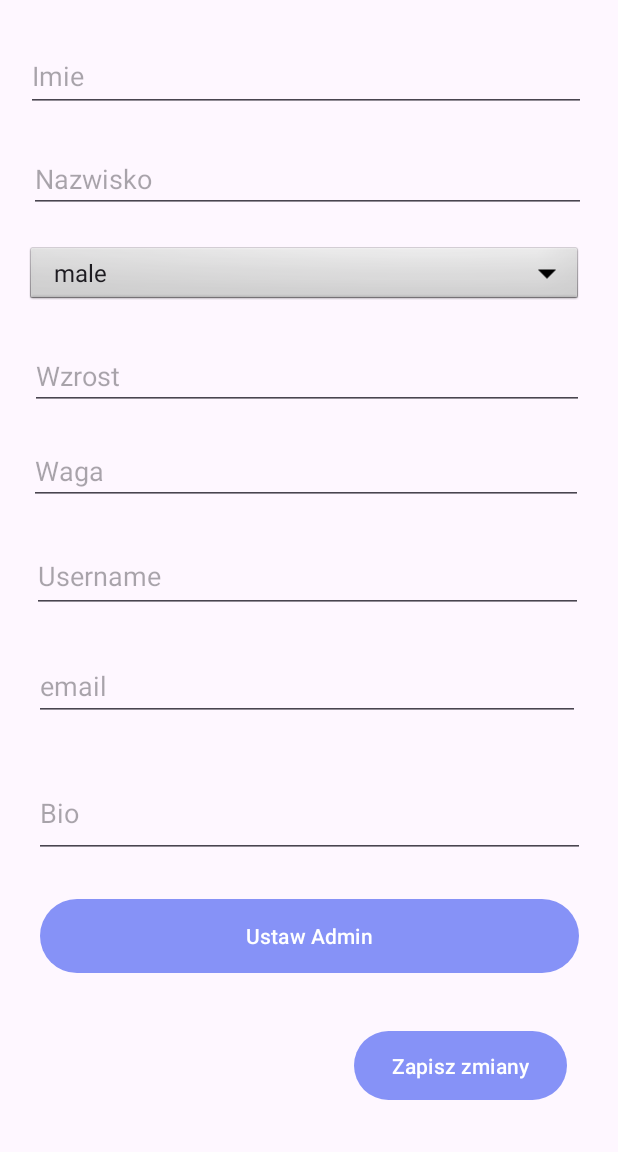
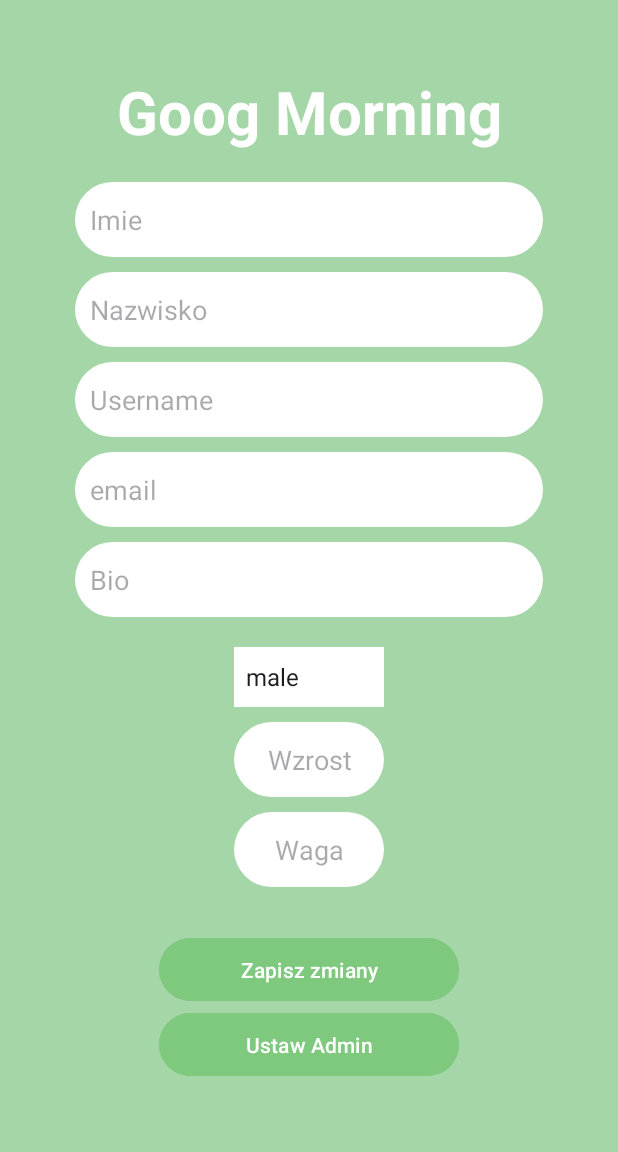
Before and after one commit to 38039/Healthy-Mornings-Android, an Android app: the fragment AccountEditFragment placed in its activity, on a phone screen of 412 x 824 dp, the part 84-1236 px from its top. Run offline under Robolectric (Android 15) with nearby library versions, the phone set to English and light mode, and no system bars.

Commit message:
zmiana activity account edit

```diff
--- a/app/src/main/res/layout/activity_user_account_edit.xml
+++ b/app/src/main/res/layout/activity_user_account_edit.xml
@@ -3,138 +3,131 @@
     xmlns:app="http://schemas.android.com/apk/res-auto"
     xmlns:tools="http://schemas.android.com/tools"
     android:layout_width="match_parent"
-    android:layout_height="match_parent">
+    android:layout_height="match_parent"
+    android:background="@color/object">
+
+    <LinearLayout
+        android:layout_width="match_parent"
+        android:layout_height="match_parent"
+        android:gravity="center"
+        android:orientation="vertical"
+        android:padding="50dp"
+        app:layout_constraintBottom_toBottomOf="parent"
+        app:layout_constraintStart_toStartOf="parent"
+        app:layout_constraintTop_toTopOf="parent">
+
+        <TextView
+            android:id="@+id/textView"
+            android:layout_width="match_parent"
+            android:layout_height="wrap_content"
+            android:layout_marginBottom="20dp"
+            android:gravity="center"
+            android:text="Goog Morning"
+            android:textColor="@color/words"
+            android:textSize="40sp"
+            android:textStyle="bold" />
 
         <EditText
             android:id="@+id/NameTextView"
-        android:layout_width="373dp"
-        android:layout_height="47dp"
-        android:ems="10"
+            android:layout_width="match_parent"
+            android:layout_height="50dp"
+            android:background="@drawable/rounded"
+            android:backgroundTint="@color/words"
             android:hint="Imie"
             android:inputType="text"
-        app:layout_constraintBottom_toBottomOf="parent"
-        app:layout_constraintEnd_toEndOf="parent"
-        app:layout_constraintHorizontal_bias="0.447"
-        app:layout_constraintStart_toStartOf="parent"
-        app:layout_constraintTop_toTopOf="parent"
-        app:layout_constraintVertical_bias="0.038" />
+            android:padding="10dp" />
 
         <EditText
             android:id="@+id/SurnameTextView"
-        android:layout_width="371dp"
-        android:layout_height="44dp"
-        android:ems="10"
+            android:layout_width="match_parent"
+            android:layout_height="50dp"
+            android:layout_marginTop="10dp"
+            android:background="@drawable/rounded"
+            android:backgroundTint="@color/words"
             android:hint="Nazwisko"
             android:inputType="text"
-        app:layout_constraintBottom_toBottomOf="parent"
-        app:layout_constraintEnd_toEndOf="parent"
-        app:layout_constraintHorizontal_bias="0.475"
-        app:layout_constraintStart_toStartOf="parent"
-        app:layout_constraintTop_toTopOf="parent"
-        app:layout_constraintVertical_bias="0.135" />
+            android:padding="10dp" />
+
+        <EditText
+            android:id="@+id/UsernameTextView"
+            android:layout_width="match_parent"
+            android:layout_height="50dp"
+            android:layout_marginTop="10dp"
+            android:background="@drawable/rounded"
+            android:backgroundTint="@color/words"
+            android:hint="Username"
+            android:inputType="text"
+            android:padding="10dp" />
+
+        <EditText
+            android:id="@+id/EmailTextView"
+            android:layout_width="match_parent"
+            android:layout_height="50dp"
+            android:layout_marginTop="10dp"
+            android:background="@drawable/rounded"
+            android:backgroundTint="@color/words"
+            android:hint="email"
+            android:inputType="text"
+            android:padding="10dp" />
+
+        <EditText
+            android:id="@+id/BioTextView"
+            android:layout_width="match_parent"
+            android:layout_height="50dp"
+            android:layout_marginTop="10dp"
+            android:background="@drawable/rounded"
+            android:backgroundTint="@color/words"
+            android:hint="Bio"
+            android:inputType="text"
+            android:padding="10dp" />
 
         <Spinner
             android:id="@+id/GenderSpinner"
-        android:layout_width="371dp"
-        android:layout_height="42dp"
-        android:background="@android:drawable/btn_dropdown"
-        android:spinnerMode="dropdown"
-        app:layout_constraintBottom_toBottomOf="parent"
-        app:layout_constraintEnd_toEndOf="parent"
-        app:layout_constraintHorizontal_bias="0.425"
-        app:layout_constraintStart_toStartOf="parent"
-        app:layout_constraintTop_toTopOf="parent"
-        app:layout_constraintVertical_bias="0.224" />
+            android:layout_width="100dp"
+            android:layout_height="40dp"
+            android:layout_marginTop="20dp"
+            android:background="@color/background"
+            android:gravity="center"
+            android:spinnerMode="dropdown" />
 
         <EditText
             android:id="@+id/HeightEditText"
-        android:layout_width="369dp"
-        android:layout_height="44dp"
-        android:ems="10"
+            android:layout_width="100dp"
+            android:layout_height="50dp"
+            android:layout_marginTop="10dp"
+            android:background="@drawable/rounded"
+            android:backgroundTint="@color/words"
+            android:gravity="center"
             android:hint="Wzrost"
             android:inputType="numberSigned"
-        app:layout_constraintBottom_toBottomOf="parent"
-        app:layout_constraintEnd_toEndOf="parent"
-        app:layout_constraintHorizontal_bias="0.476"
-        app:layout_constraintStart_toStartOf="parent"
-        app:layout_constraintTop_toTopOf="parent"
-        app:layout_constraintVertical_bias="0.317" />
+            android:padding="10dp" />
 
         <EditText
             android:id="@+id/WeightEditText"
-        android:layout_width="369dp"
-        android:layout_height="44dp"
-        android:ems="10"
+            android:layout_width="100dp"
+            android:layout_height="50dp"
+            android:layout_marginTop="10dp"
+            android:background="@drawable/rounded"
+            android:backgroundTint="@color/words"
+            android:gravity="center"
             android:hint="Waga"
             android:inputType="numberSigned"
-        app:layout_constraintBottom_toBottomOf="parent"
-        app:layout_constraintEnd_toEndOf="parent"
-        app:layout_constraintHorizontal_bias="0.452"
-        app:layout_constraintStart_toStartOf="parent"
-        app:layout_constraintTop_toTopOf="parent"
-        app:layout_constraintVertical_bias="0.404" />
-
-    <EditText
-        android:id="@+id/UsernameTextView"
-        android:layout_width="367dp"
-        android:layout_height="49dp"
-        android:ems="10"
-        android:hint="Username"
-        android:inputType="text"
-        app:layout_constraintBottom_toBottomOf="parent"
-        app:layout_constraintEnd_toEndOf="parent"
-        app:layout_constraintHorizontal_bias="0.477"
-        app:layout_constraintStart_toStartOf="parent"
-        app:layout_constraintTop_toTopOf="parent" />
-
-    <EditText
-        android:id="@+id/EmailTextView"
-        android:layout_width="364dp"
-        android:layout_height="46dp"
-        android:ems="10"
-        android:hint="email"
-        android:inputType="text"
-        app:layout_constraintBottom_toBottomOf="parent"
-        app:layout_constraintEnd_toEndOf="parent"
-        app:layout_constraintHorizontal_bias="0.468"
-        app:layout_constraintStart_toStartOf="parent"
-        app:layout_constraintTop_toTopOf="parent"
-        app:layout_constraintVertical_bias="0.602" />
-
-    <EditText
-        android:id="@+id/BioTextView"
-        android:layout_width="367dp"
-        android:layout_height="59dp"
-        android:ems="10"
-        android:hint="Bio"
-        android:inputType="text"
-        app:layout_constraintBottom_toBottomOf="parent"
-        app:layout_constraintEnd_toEndOf="parent"
-        app:layout_constraintStart_toStartOf="parent"
-        app:layout_constraintTop_toTopOf="parent"
-        app:layout_constraintVertical_bias="0.723" />
+            android:padding="10dp" />
 
         <Button
             android:id="@+id/SaveChangesButton"
-        android:layout_width="142dp"
-        android:layout_height="54dp"
-        android:text="Zapisz zmiany"
-        app:layout_constraintBottom_toBottomOf="parent"
-        app:layout_constraintEnd_toEndOf="parent"
-        app:layout_constraintHorizontal_bias="0.873"
-        app:layout_constraintStart_toStartOf="parent"
-        app:layout_constraintTop_toTopOf="parent"
-        app:layout_constraintVertical_bias="0.957" />
+            android:layout_width="200dp"
+            android:layout_height="50dp"
+            android:layout_marginTop="30dp"
+            android:backgroundTint="@color/button"
+            android:text="Zapisz zmiany" />
 
         <Button
             android:id="@+id/SetAdminButton"
-        android:layout_width="359dp"
-        android:layout_height="57dp"
-        android:text="Ustaw Admin"
-        app:layout_constraintBottom_toBottomOf="parent"
-        app:layout_constraintEnd_toEndOf="parent"
-        app:layout_constraintStart_toStartOf="parent"
-        app:layout_constraintTop_toTopOf="parent"
-        app:layout_constraintVertical_bias="0.838" />
+            android:layout_width="200dp"
+            android:layout_height="50dp"
+            android:backgroundTint="@color/button"
+            android:text="Ustaw Admin" />
+    </LinearLayout>
 
 </androidx.constraintlayout.widget.ConstraintLayout>
```
Lines whose indentation alone changed are shown as unchanged.
